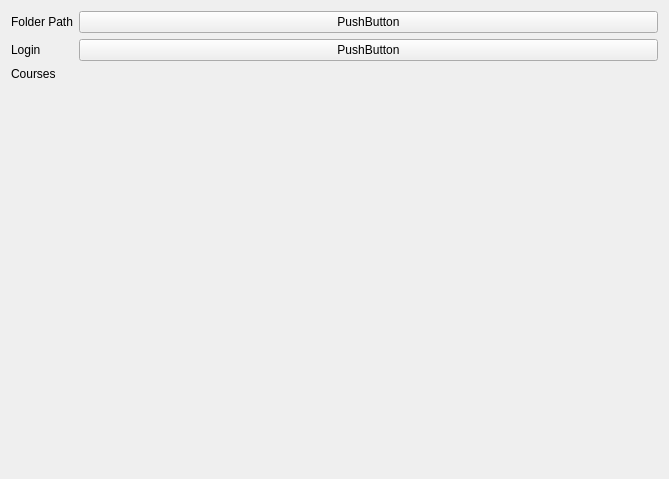
First picture: the form in settings.ui, repository Chrigi2486/xMoodle, before the edit.
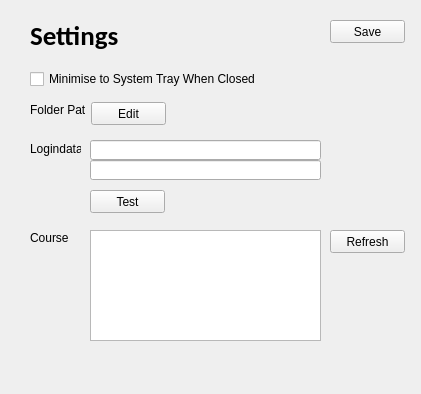
Second picture: the form after the edit.

Commit message: Added settings and systemtray icon

Patch:
```diff
--- a/settings.ui
+++ b/settings.ui
@@ -6,50 +6,168 @@
    <rect>
     <x>0</x>
     <y>0</y>
-    <width>669</width>
-    <height>479</height>
+    <width>421</width>
+    <height>394</height>
    </rect>
   </property>
   <property name="windowTitle">
    <string>Form</string>
   </property>
-  <layout class="QFormLayout" name="formLayout_2">
-   <item row="2" column="0">
-    <widget class="QLabel" name="label">
-     <property name="text">
-      <string>Folder Path</string>
-     </property>
-    </widget>
-   </item>
-   <item row="2" column="1">
-    <widget class="QPushButton" name="pushButton">
-     <property name="text">
-      <string>PushButton</string>
-     </property>
-    </widget>
-   </item>
-   <item row="3" column="0">
-    <widget class="QLabel" name="label_2">
-     <property name="text">
-      <string>Login</string>
-     </property>
-    </widget>
-   </item>
-   <item row="3" column="1">
-    <widget class="QPushButton" name="pushButton_2">
-     <property name="text">
-      <string>PushButton</string>
-     </property>
-    </widget>
-   </item>
-   <item row="4" column="0">
-    <widget class="QLabel" name="label_3">
-     <property name="text">
-      <string>Courses</string>
-     </property>
-    </widget>
-   </item>
-  </layout>
+  <widget class="QLabel" name="label">
+   <property name="geometry">
+    <rect>
+     <x>30</x>
+     <y>102</y>
+     <width>55</width>
+     <height>16</height>
+    </rect>
+   </property>
+   <property name="text">
+    <string>Folder Path</string>
+   </property>
+  </widget>
+  <widget class="QPushButton" name="pathEditButton">
+   <property name="geometry">
+    <rect>
+     <x>91</x>
+     <y>102</y>
+     <width>75</width>
+     <height>23</height>
+    </rect>
+   </property>
+   <property name="text">
+    <string>Edit</string>
+   </property>
+  </widget>
+  <widget class="QLabel" name="label_2">
+   <property name="geometry">
+    <rect>
+     <x>30</x>
+     <y>141</y>
+     <width>51</width>
+     <height>16</height>
+    </rect>
+   </property>
+   <property name="text">
+    <string>Logindata</string>
+   </property>
+  </widget>
+  <widget class="QPushButton" name="loginEditButton">
+   <property name="geometry">
+    <rect>
+     <x>90</x>
+     <y>190</y>
+     <width>75</width>
+     <height>23</height>
+    </rect>
+   </property>
+   <property name="text">
+    <string>Test</string>
+   </property>
+  </widget>
+  <widget class="QLabel" name="label_3">
+   <property name="geometry">
+    <rect>
+     <x>30</x>
+     <y>230</y>
+     <width>39</width>
+     <height>16</height>
+    </rect>
+   </property>
+   <property name="text">
+    <string>Courses</string>
+   </property>
+  </widget>
+  <widget class="QCheckBox" name="minimiseCheckBox">
+   <property name="geometry">
+    <rect>
+     <x>30</x>
+     <y>70</y>
+     <width>231</width>
+     <height>18</height>
+    </rect>
+   </property>
+   <property name="text">
+    <string>Minimise to System Tray When Closed</string>
+   </property>
+  </widget>
+  <widget class="QLabel" name="label_4">
+   <property name="geometry">
+    <rect>
+     <x>30</x>
+     <y>20</y>
+     <width>191</width>
+     <height>31</height>
+    </rect>
+   </property>
+   <property name="font">
+    <font>
+     <family>Calibri</family>
+     <pointsize>20</pointsize>
+     <weight>75</weight>
+     <bold>true</bold>
+    </font>
+   </property>
+   <property name="text">
+    <string>Settings</string>
+   </property>
+  </widget>
+  <widget class="QPushButton" name="coursesRefreshButton">
+   <property name="geometry">
+    <rect>
+     <x>330</x>
+     <y>230</y>
+     <width>75</width>
+     <height>23</height>
+    </rect>
+   </property>
+   <property name="text">
+    <string>Refresh</string>
+   </property>
+  </widget>
+  <widget class="QListWidget" name="coursesList">
+   <property name="geometry">
+    <rect>
+     <x>90</x>
+     <y>230</y>
+     <width>231</width>
+     <height>111</height>
+    </rect>
+   </property>
+  </widget>
+  <widget class="QPushButton" name="saveButton">
+   <property name="geometry">
+    <rect>
+     <x>330</x>
+     <y>20</y>
+     <width>75</width>
+     <height>23</height>
+    </rect>
+   </property>
+   <property name="text">
+    <string>Save</string>
+   </property>
+  </widget>
+  <widget class="QLineEdit" name="usernameInput">
+   <property name="geometry">
+    <rect>
+     <x>90</x>
+     <y>140</y>
+     <width>231</width>
+     <height>20</height>
+    </rect>
+   </property>
+  </widget>
+  <widget class="QLineEdit" name="passwordInput">
+   <property name="geometry">
+    <rect>
+     <x>90</x>
+     <y>160</y>
+     <width>231</width>
+     <height>20</height>
+    </rect>
+   </property>
+  </widget>
  </widget>
  <resources/>
  <connections/>
```
Left out of the diff: 6 changed lines with no effect on the pictures. The commit also changes 1 other file.
